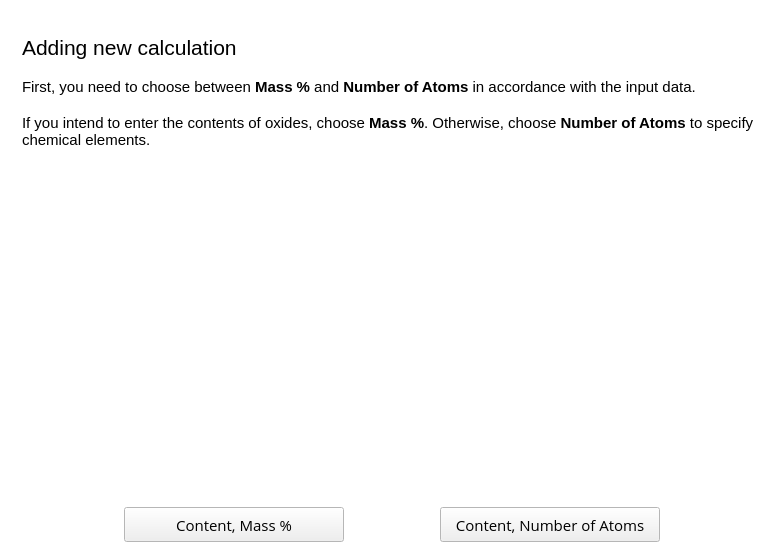
Before: the Qt Designer form src/Widgets/contentunitstable.ui in skyproject/agemarker, drawn with Qt 5.
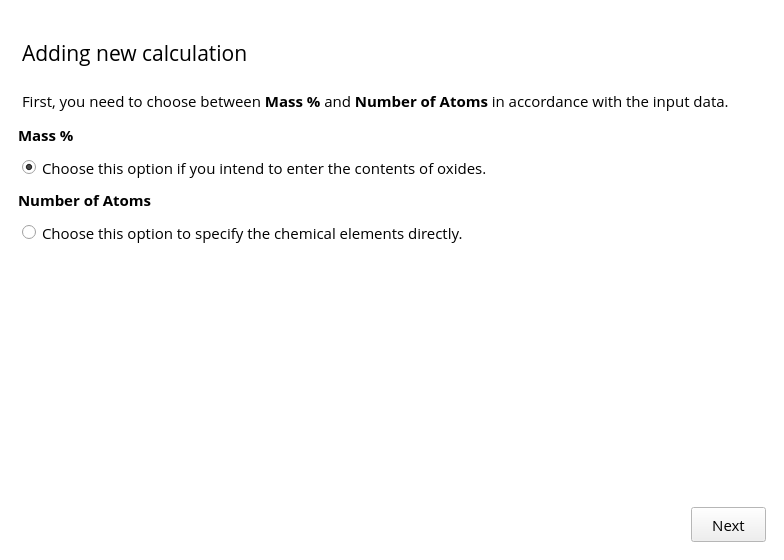
After: the same form once the commit is applied. Custom widgets are drawn as their Qt base class.

Diff of the .ui file:
```diff
--- a/src/Widgets/contentunitstable.ui
+++ b/src/Widgets/contentunitstable.ui
@@ -79,6 +79,9 @@
     <stylestrategy>PreferAntialias</stylestrategy>
    </font>
   </property>
+  <property name="layoutDirection">
+   <enum>Qt::LeftToRight</enum>
+  </property>
   <layout class="QGridLayout" name="gridLayout">
    <property name="leftMargin">
     <number>18</number>
@@ -92,84 +95,7 @@
    <property name="bottomMargin">
     <number>18</number>
    </property>
-   <item row="1" column="2">
-    <spacer name="horizontalSpacer">
-     <property name="orientation">
-      <enum>Qt::Horizontal</enum>
-     </property>
-     <property name="sizeHint" stdset="0">
-      <size>
-       <width>40</width>
-       <height>20</height>
-      </size>
-     </property>
-    </spacer>
-   </item>
-   <item row="1" column="4">
-    <spacer name="horizontalSpacer_2">
-     <property name="orientation">
-      <enum>Qt::Horizontal</enum>
-     </property>
-     <property name="sizeHint" stdset="0">
-      <size>
-       <width>100</width>
-       <height>28</height>
-      </size>
-     </property>
-    </spacer>
-   </item>
-   <item row="1" column="3">
-    <widget class="SButton" name="buttonAtomsNumber">
-     <property name="minimumSize">
-      <size>
-       <width>220</width>
-       <height>35</height>
-      </size>
-     </property>
-     <property name="font">
-      <font>
-       <family>Open Sans</family>
-       <pointsize>11</pointsize>
-      </font>
-     </property>
-     <property name="text">
-      <string>Content, Number of Atoms</string>
-     </property>
-    </widget>
-   </item>
-   <item row="1" column="0">
-    <spacer name="horizontalSpacer_1">
-     <property name="orientation">
-      <enum>Qt::Horizontal</enum>
-     </property>
-     <property name="sizeHint" stdset="0">
-      <size>
-       <width>100</width>
-       <height>28</height>
-      </size>
-     </property>
-    </spacer>
-   </item>
-   <item row="1" column="1">
-    <widget class="SButton" name="buttonMassPercent">
-     <property name="minimumSize">
-      <size>
-       <width>220</width>
-       <height>35</height>
-      </size>
-     </property>
-     <property name="font">
-      <font>
-       <family>Open Sans</family>
-       <pointsize>11</pointsize>
-      </font>
-     </property>
-     <property name="text">
-      <string>Content, Mass %</string>
-     </property>
-    </widget>
-   </item>
-   <item row="0" column="0" colspan="5">
+   <item row="0" column="0">
     <widget class="QTextBrowser" name="textBrowser">
      <property name="minimumSize">
       <size>
@@ -177,12 +103,27 @@
        <height>0</height>
       </size>
      </property>
+     <property name="maximumSize">
+      <size>
+       <width>16777215</width>
+       <height>100</height>
+      </size>
+     </property>
      <property name="baseSize">
       <size>
        <width>780</width>
        <height>0</height>
       </size>
      </property>
+     <property name="font">
+      <font>
+       <family>Open Sans</family>
+       <pointsize>11</pointsize>
+      </font>
+     </property>
+     <property name="autoFillBackground">
+      <bool>false</bool>
+     </property>
      <property name="frameShape">
       <enum>QFrame::NoFrame</enum>
      </property>
@@ -190,16 +131,134 @@
       <string>&lt;!DOCTYPE HTML PUBLIC &quot;-//W3C//DTD HTML 4.0//EN&quot; &quot;http://www.w3.org/TR/REC-html40/strict.dtd&quot;&gt;
 &lt;html&gt;&lt;head&gt;&lt;meta name=&quot;qrichtext&quot; content=&quot;1&quot; /&gt;&lt;style type=&quot;text/css&quot;&gt;
 p, li { white-space: pre-wrap; }
-&lt;/style&gt;&lt;/head&gt;&lt;body style=&quot; font-family:'MS Shell Dlg 2'; font-size:8.25pt; font-weight:400; font-style:normal;&quot;&gt;
+&lt;/style&gt;&lt;/head&gt;&lt;body style=&quot; font-family:'Open Sans'; font-size:11pt; font-weight:400; font-style:normal;&quot;&gt;
+&lt;p style=&quot;-qt-paragraph-type:empty; margin-top:0px; margin-bottom:0px; margin-left:0px; margin-right:0px; -qt-block-indent:0; text-indent:0px; font-family:'MS Shell Dlg 2'; font-size:8.25pt;&quot;&gt;&lt;br /&gt;&lt;/p&gt;
+&lt;p style=&quot; margin-top:0px; margin-bottom:0px; margin-left:0px; margin-right:0px; -qt-block-indent:0; text-indent:0px;&quot;&gt;&lt;span style=&quot; font-size:16pt;&quot;&gt;Adding new calculation&lt;/span&gt;&lt;/p&gt;
 &lt;p style=&quot;-qt-paragraph-type:empty; margin-top:0px; margin-bottom:0px; margin-left:0px; margin-right:0px; -qt-block-indent:0; text-indent:0px;&quot;&gt;&lt;br /&gt;&lt;/p&gt;
-&lt;p style=&quot; margin-top:0px; margin-bottom:0px; margin-left:0px; margin-right:0px; -qt-block-indent:0; text-indent:0px;&quot;&gt;&lt;span style=&quot; font-family:'Open Sans'; font-size:16pt;&quot;&gt;Adding new calculation&lt;/span&gt;&lt;/p&gt;
-&lt;p style=&quot;-qt-paragraph-type:empty; margin-top:0px; margin-bottom:0px; margin-left:0px; margin-right:0px; -qt-block-indent:0; text-indent:0px; font-family:'Open Sans'; font-size:11pt;&quot;&gt;&lt;br /&gt;&lt;/p&gt;
-&lt;p style=&quot; margin-top:0px; margin-bottom:0px; margin-left:0px; margin-right:0px; -qt-block-indent:0; text-indent:0px;&quot;&gt;&lt;span style=&quot; font-family:'Open Sans,sans-serif'; font-size:11pt;&quot;&gt;First, you need to choose between &lt;/span&gt;&lt;span style=&quot; font-family:'Open Sans,sans-serif'; font-size:11pt; font-weight:600;&quot;&gt;Mass % &lt;/span&gt;&lt;span style=&quot; font-family:'Open Sans,sans-serif'; font-size:11pt;&quot;&gt;and &lt;/span&gt;&lt;span style=&quot; font-family:'Open Sans,sans-serif'; font-size:11pt; font-weight:600;&quot;&gt;Number of Atoms&lt;/span&gt;&lt;span style=&quot; font-family:'Open Sans,sans-serif'; font-size:11pt;&quot;&gt; in accordance with the input data.&lt;/span&gt;&lt;span style=&quot; font-size:8pt;&quot;&gt; &lt;/span&gt;&lt;/p&gt;
-&lt;p style=&quot; margin-top:0px; margin-bottom:0px; margin-left:0px; margin-right:0px; -qt-block-indent:0; text-indent:0px;&quot;&gt;&lt;span style=&quot; font-family:'Open Sans,sans-serif'; font-size:11pt;&quot;&gt; &lt;/span&gt;&lt;span style=&quot; font-size:8pt;&quot;&gt; &lt;/span&gt;&lt;/p&gt;
-&lt;p style=&quot; margin-top:0px; margin-bottom:0px; margin-left:0px; margin-right:0px; -qt-block-indent:0; text-indent:0px;&quot;&gt;&lt;span style=&quot; font-family:'Open Sans,sans-serif'; font-size:11pt;&quot;&gt;If you intend to enter the contents of oxides, choose &lt;/span&gt;&lt;span style=&quot; font-family:'Open Sans,sans-serif'; font-size:11pt; font-weight:600;&quot;&gt;Mass %&lt;/span&gt;&lt;span style=&quot; font-family:'Open Sans,sans-serif'; font-size:11pt;&quot;&gt;. Otherwise, choose &lt;/span&gt;&lt;span style=&quot; font-family:'Open Sans,sans-serif'; font-size:11pt; font-weight:600;&quot;&gt;Number of Atoms&lt;/span&gt;&lt;span style=&quot; font-family:'Open Sans,sans-serif'; font-size:11pt;&quot;&gt; to specify chemical elements.&lt;/span&gt;&lt;span style=&quot; font-size:8pt;&quot;&gt; &lt;/span&gt;&lt;/p&gt;&lt;/body&gt;&lt;/html&gt;</string>
+&lt;p style=&quot; margin-top:0px; margin-bottom:0px; margin-left:0px; margin-right:0px; -qt-block-indent:0; text-indent:0px;&quot;&gt;&lt;span style=&quot; font-family:'Open Sans,sans-serif';&quot;&gt;First, you need to choose between &lt;/span&gt;&lt;span style=&quot; font-family:'Open Sans,sans-serif'; font-weight:600;&quot;&gt;Mass % &lt;/span&gt;&lt;span style=&quot; font-family:'Open Sans,sans-serif';&quot;&gt;and &lt;/span&gt;&lt;span style=&quot; font-family:'Open Sans,sans-serif'; font-weight:600;&quot;&gt;Number of Atoms&lt;/span&gt;&lt;span style=&quot; font-family:'Open Sans,sans-serif';&quot;&gt; in accordance with the input data.&lt;/span&gt;&lt;span style=&quot; font-family:'MS Shell Dlg 2'; font-size:8pt;&quot;&gt; &lt;/span&gt;&lt;/p&gt;&lt;/body&gt;&lt;/html&gt;</string>
      </property>
     </widget>
    </item>
+   <item row="3" column="0">
+    <widget class="QLabel" name="labelAtomsNumber">
+     <property name="font">
+      <font>
+       <family>Open Sans</family>
+       <pointsize>11</pointsize>
+       <weight>75</weight>
+       <bold>true</bold>
+      </font>
+     </property>
+     <property name="text">
+      <string>Number of Atoms</string>
+     </property>
+     <property name="margin">
+      <number>4</number>
+     </property>
+     <property name="indent">
+      <number>0</number>
+     </property>
+    </widget>
+   </item>
+   <item row="1" column="0">
+    <widget class="QLabel" name="labelMassPercent">
+     <property name="font">
+      <font>
+       <family>Open Sans</family>
+       <pointsize>11</pointsize>
+       <weight>75</weight>
+       <bold>true</bold>
+       <stylestrategy>PreferAntialias</stylestrategy>
+      </font>
+     </property>
+     <property name="text">
+      <string>Mass %</string>
+     </property>
+     <property name="margin">
+      <number>4</number>
+     </property>
+     <property name="indent">
+      <number>0</number>
+     </property>
+    </widget>
+   </item>
+   <item row="6" column="0">
+    <widget class="SButton" name="buttonNext">
+     <property name="minimumSize">
+      <size>
+       <width>75</width>
+       <height>35</height>
+      </size>
+     </property>
+     <property name="maximumSize">
+      <size>
+       <width>75</width>
+       <height>35</height>
+      </size>
+     </property>
+     <property name="font">
+      <font>
+       <family>Open Sans</family>
+       <pointsize>11</pointsize>
+      </font>
+     </property>
+     <property name="layoutDirection">
+      <enum>Qt::RightToLeft</enum>
+     </property>
+     <property name="text">
+      <string>Next</string>
+     </property>
+    </widget>
+   </item>
+   <item row="2" column="0">
+    <widget class="QRadioButton" name="radioMassPercent">
+     <property name="font">
+      <font>
+       <family>Open Sans</family>
+       <pointsize>11</pointsize>
+      </font>
+     </property>
+     <property name="styleSheet">
+      <string notr="true">margin: 4;</string>
+     </property>
+     <property name="text">
+      <string>Choose this option if you intend to enter the contents of oxides.</string>
+     </property>
+     <property name="checked">
+      <bool>true</bool>
+     </property>
+    </widget>
+   </item>
+   <item row="4" column="0">
+    <widget class="QRadioButton" name="radioAtomsNumber">
+     <property name="font">
+      <font>
+       <family>Open Sans</family>
+       <pointsize>11</pointsize>
+       <stylestrategy>PreferAntialias</stylestrategy>
+      </font>
+     </property>
+     <property name="styleSheet">
+      <string notr="true">margin: 4;</string>
+     </property>
+     <property name="text">
+      <string>Choose this option to specify the chemical elements directly.</string>
+     </property>
+    </widget>
+   </item>
+   <item row="5" column="0">
+    <spacer name="verticalSpacer">
+     <property name="orientation">
+      <enum>Qt::Vertical</enum>
+     </property>
+     <property name="sizeHint" stdset="0">
+      <size>
+       <width>20</width>
+       <height>40</height>
+      </size>
+     </property>
+    </spacer>
+   </item>
   </layout>
  </widget>
  <customwidgets>
```
